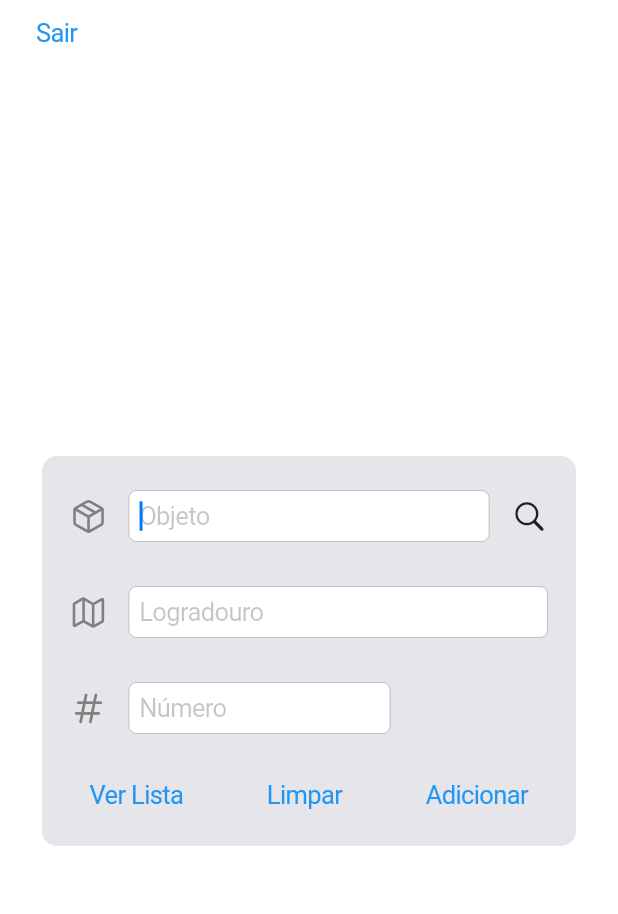
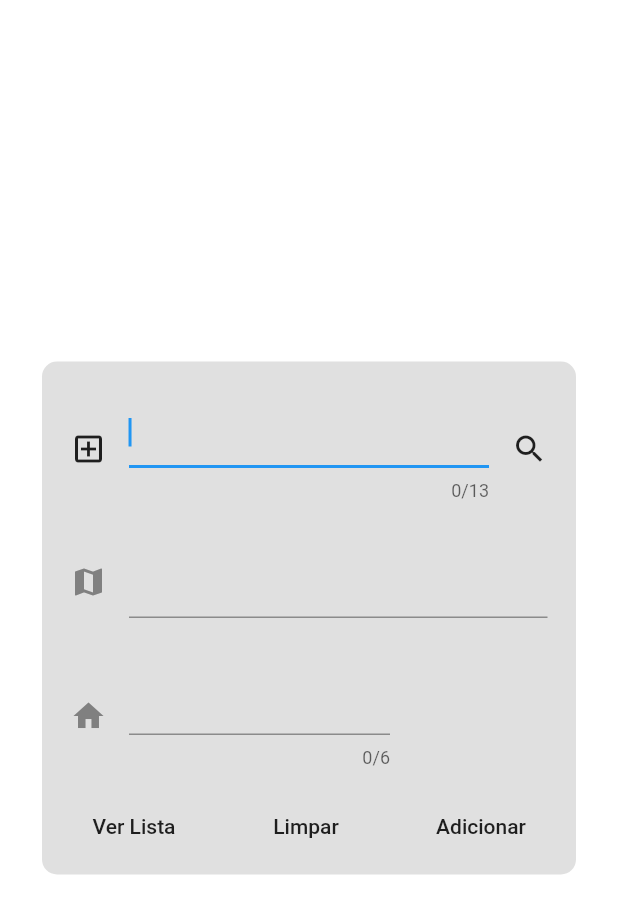
Before and after one commit to jeilsonaraujo/SRO_List, a Flutter app: the CriarLista screen opened by its route, on a phone screen of 412 x 824 dp. Shown: the top 914 px of the screen. Run offline on Flutter 3.47's test engine with Material 2 defaults, Android fonts, the light colour scheme and no system bars; missing offline and left inert: barcode_scan.

Commit message:
migrate to material app to add somes db features

```diff
--- a/lib/main.dart
+++ b/lib/main.dart
@@ -1,4 +1,3 @@
-import 'package:flutter/cupertino.dart';
 import 'package:flutter/material.dart';
 import 'package:sro_list/sro/lista/criaLista.dart';
 import 'package:sro_list/sro/login.dart';
--- a/lib/sro/lista/criaLista.dart
+++ b/lib/sro/lista/criaLista.dart
@@ -1,5 +1,5 @@
 import 'package:barcode_scan/barcode_scan.dart';
-import 'package:flutter/cupertino.dart';
+
 import 'package:flutter/material.dart';
 
 import 'package:sro_list/sro/lista/viewList.dart';
@@ -23,36 +23,9 @@ bool _numeric = false;
 class _CriarListaState extends State<CriarLista> {
   @override
   Widget build(BuildContext context) {
-    return CupertinoPageScaffold(
-        backgroundColor: CupertinoColors.white,
-        navigationBar: CupertinoNavigationBar(
-          backgroundColor: Color.fromRGBO(247, 243, 240, 2),
-          leading: Row(
-              mainAxisAlignment: MainAxisAlignment.start,
-              crossAxisAlignment: CrossAxisAlignment.center,
-              children: <Widget>[
-                CupertinoButton(
-                  padding: EdgeInsets.all(0),
-                  child: Text('Sair'),
-                  onPressed: () {
-                    Navigator.of(context).pushReplacement(
-                        CupertinoPageRoute(builder: (context) => Login()));
-                  },
-                ),
-                Padding(
-                  padding: EdgeInsets.only(left: 10.0, right: 15.0),
-                  child: Container(
-                    height: 8.0,
-                    width: 8.0,
-                  ),
-                ),
-              ]),
-          middle: Image.asset(
-            'assets/logo_correios.png',
-            width: 120,
-          ),
-        ),
-        child: Padding(
+    return Scaffold(
+        backgroundColor: Colors.white,
+        body: Padding(
           padding: const EdgeInsets.all(28.0),
           child: Column(
             mainAxisAlignment: MainAxisAlignment.center,
@@ -60,7 +33,7 @@ class _CriarListaState extends State<CriarLista> {
             children: [
               DecoratedBox(
                 decoration: BoxDecoration(
-                  color: CupertinoColors.systemGrey5,
+                  color: Colors.grey[300],
                   borderRadius: BorderRadius.circular(10.0),
                 ),
                 child: Padding(
@@ -75,22 +48,17 @@ class _CriarListaState extends State<CriarLista> {
                           Container(
                             width: 15,
                           ),
-                          Icon(
-                            CupertinoIcons.cube_box,
-                            color: Color(0xff808080),
-                          ),
+                          Icon(Icons.add_box_outlined),
                           Expanded(
                             child: Padding(
                               padding: const EdgeInsets.all(15.0),
-                              child: CupertinoTextField(
+                              child: TextField(
                                 maxLength: 13,
                                 controller: _objeto,
                                 textCapitalization:
                                     TextCapitalization.characters,
                                 autofocus: true,
                                 focusNode: focusObjetoNode,
-                                placeholder: "Objeto",
-                                cursorColor: CupertinoColors.activeBlue,
                                 keyboardType: _numeric
                                     ? TextInputType.number
                                     : TextInputType.text,
@@ -122,7 +90,7 @@ class _CriarListaState extends State<CriarLista> {
                               scan();
                             },
                             child: Icon(
-                              CupertinoIcons.search,
+                              Icons.search,
                             ),
                           ),
                           Container(
@@ -136,19 +104,17 @@ class _CriarListaState extends State<CriarLista> {
                             width: 15,
                           ),
                           Icon(
-                            CupertinoIcons.map,
+                            Icons.map,
                             color: Color(0xff808080),
                           ),
                           Expanded(
                             child: Padding(
                               padding: const EdgeInsets.all(15.0),
-                              child: CupertinoTextField(
+                              child: TextField(
                                 controller: _logradouro,
                                 focusNode: focusLogradouroNode,
                                 textCapitalization:
                                     TextCapitalization.characters,
-                                placeholder: "Logradouro",
-                                cursorColor: CupertinoColors.activeBlue,
                                 onSubmitted: (String value) async {
                                   focusNumeroNode.requestFocus();
                                 },
@@ -163,19 +129,17 @@ class _CriarListaState extends State<CriarLista> {
                             width: 15,
                           ),
                           Icon(
-                            CupertinoIcons.number,
+                            Icons.home,
                             color: Color(0xff808080),
                           ),
                           Expanded(
                             child: Padding(
                               padding: const EdgeInsets.all(15.0),
-                              child: CupertinoTextField(
+                              child: TextField(
                                 maxLength: 6,
                                 controller: _numero,
                                 focusNode: focusNumeroNode,
-                                placeholder: "Número",
                                 keyboardType: TextInputType.number,
-                                cursorColor: CupertinoColors.activeBlue,
                                 onChanged: (String value) async {},
                               ),
                             ),
@@ -189,13 +153,13 @@ class _CriarListaState extends State<CriarLista> {
                           child: Row(
                         mainAxisAlignment: MainAxisAlignment.spaceAround,
                         children: [
-                          CupertinoButton(
+                          MaterialButton(
                               child: Text("Ver Lista"),
                               onPressed: () {
-                                Navigator.of(context).push(CupertinoPageRoute(
+                                Navigator.of(context).push(MaterialPageRoute(
                                     builder: (context) => ViewLista()));
                               }),
-                          CupertinoButton(
+                          MaterialButton(
                               child: Text("Limpar"),
                               onPressed: () {
                                 _objeto.clear();
@@ -203,7 +167,7 @@ class _CriarListaState extends State<CriarLista> {
                                 _numero.clear();
                                 focusObjetoNode.requestFocus();
                               }),
-                          CupertinoButton(
+                          MaterialButton(
                               child: Text("Adicionar"), onPressed: () {})
                         ],
                       ))
```
Also changed, not shown: lib/sro/lista/viewList.dart (+8 -30 lines), lib/sro/login.dart (+7 -22 lines).
